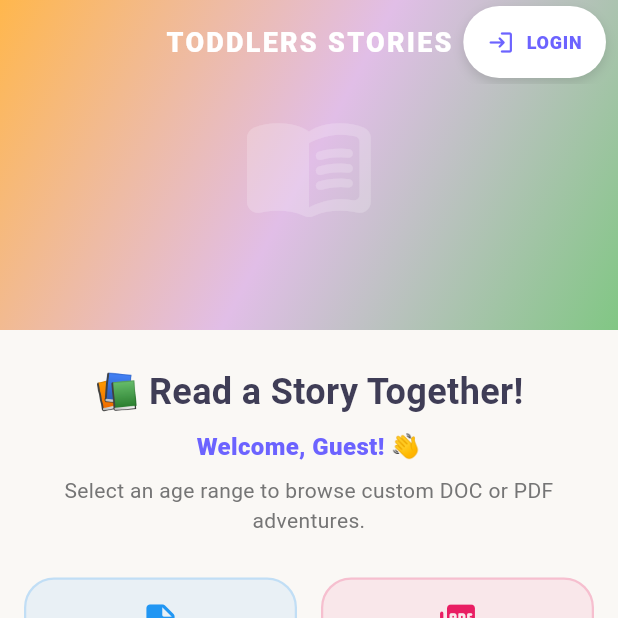
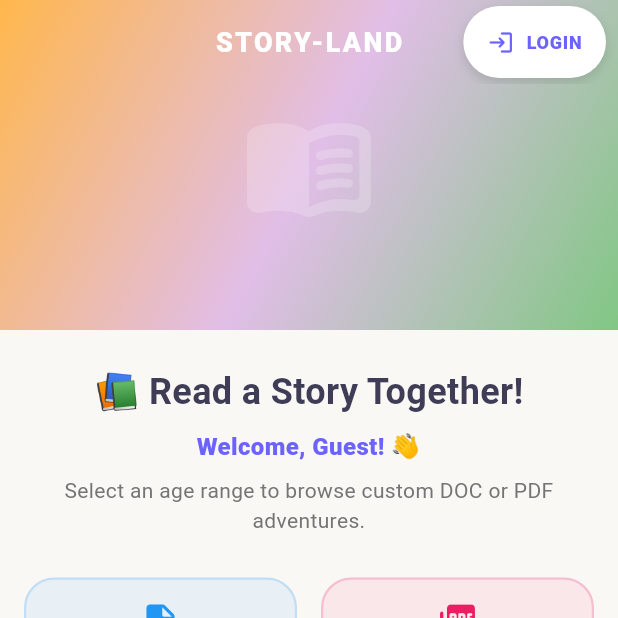
Before and after one commit to einavbs1/AndroidMainProject, a Flutter app: the screen it shows after launch, on a phone screen of 412 x 824 dp, the top half of it. Run offline on Flutter 3.47's test engine with Material 3 defaults, Android fonts, the phone set to English and light mode, and no system bars; our stand-ins replace cloud_firestore, file_picker, firebase_auth, firebase_core, firebase_storage, google_sign_in; missing offline and left inert: google_sign_in_platform_interface; accounts and stored records are empty; generated files the repository leaves out were written again; network calls fail.

Commit message:
Rename project references from "Toddlers Stories" to "Story-Land" and update description for clarity

```diff
--- a/lib/main.dart
+++ b/lib/main.dart
@@ -17,7 +17,7 @@ class MyApp extends StatelessWidget {
   @override
   Widget build(BuildContext context) {
     return MaterialApp(
-      title: 'Toddlers Stories',
+      title: 'Story-Land',
       debugShowCheckedModeBanner: false,
       theme: ThemeData(
         colorScheme: ColorScheme.fromSeed(
--- a/lib/screens/dashboard_screen.dart
+++ b/lib/screens/dashboard_screen.dart
@@ -24,7 +24,7 @@ class DashboardScreen extends StatelessWidget {
             automaticallyImplyLeading: false, // Disables back button
             backgroundColor: Colors.transparent,
             title: const Text(
-              'TODDLERS STORIES',
+              'STORY-LAND',
               style: TextStyle(
                 color: Colors.white,
                 fontWeight: FontWeight.w900,
--- a/lib/screens/edit_profile_screen.dart
+++ b/lib/screens/edit_profile_screen.dart
@@ -300,7 +300,7 @@ class _EditProfileScreenState extends State<EditProfileScreen> {
                     ),
                     const SizedBox(height: 16),
                     Text(
-                      'Please sign in to view and customize your profile details, complete your details, and start sharing stories with other parents and toddlers!',
+                      'Please sign in to view and customize your profile details, complete your details, and start sharing stories with other parents and kids!',
                       style: TextStyle(
                         fontSize: 15,
                         color: Colors.grey[600],
--- a/lib/screens/home_page.dart
+++ b/lib/screens/home_page.dart
@@ -274,7 +274,7 @@ class _ProfileScreenState extends State<ProfileScreen> {
                           mainAxisSize: MainAxisSize.min,
                           children: [
                             const Text(
-                              'Toddlers Stories 📖',
+                              'Story-Land 📖',
                               textAlign: TextAlign.center,
                               style: TextStyle(
                                 fontSize: 28,
--- a/pubspec.yaml
+++ b/pubspec.yaml
@@ -1,5 +1,5 @@
 name: toddler_stories
-description: "Toddler and Parent Stories app."
+description: "A fun and engaging story sharing app for parents and kids (ages 0-12)."
 # The following line prevents the package from being accidentally published to
 # pub.dev using `flutter pub publish`. This is preferred for private packages.
 publish_to: 'none' # Remove this line if you wish to publish to pub.dev
```
Also changed, not shown: 1 other file.
